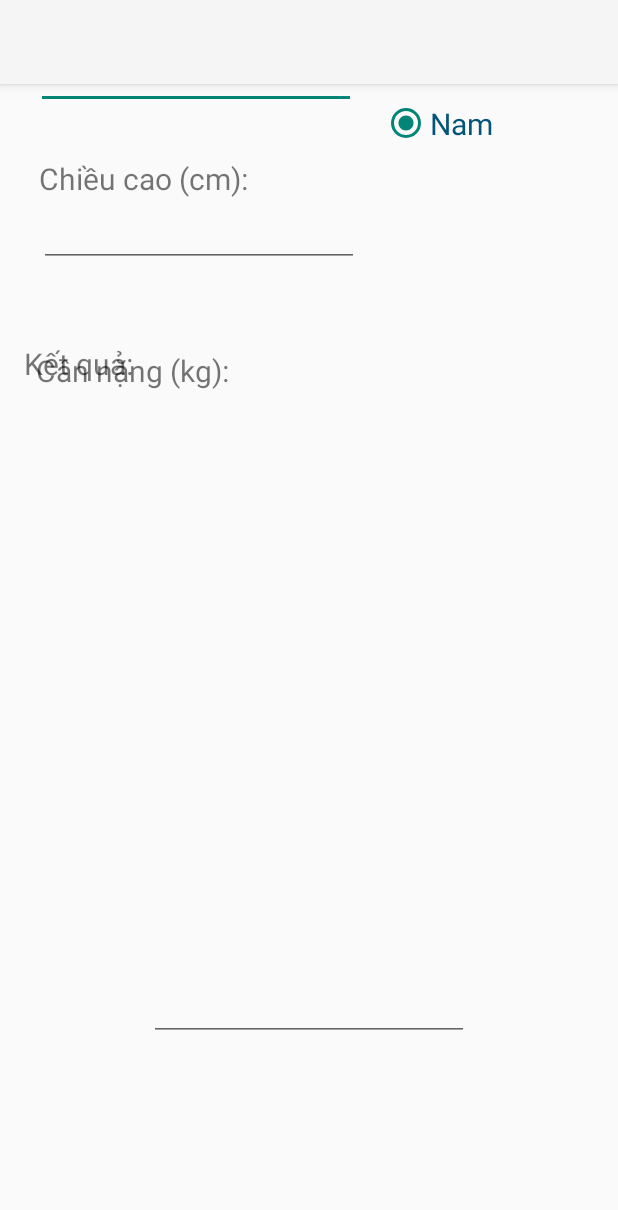
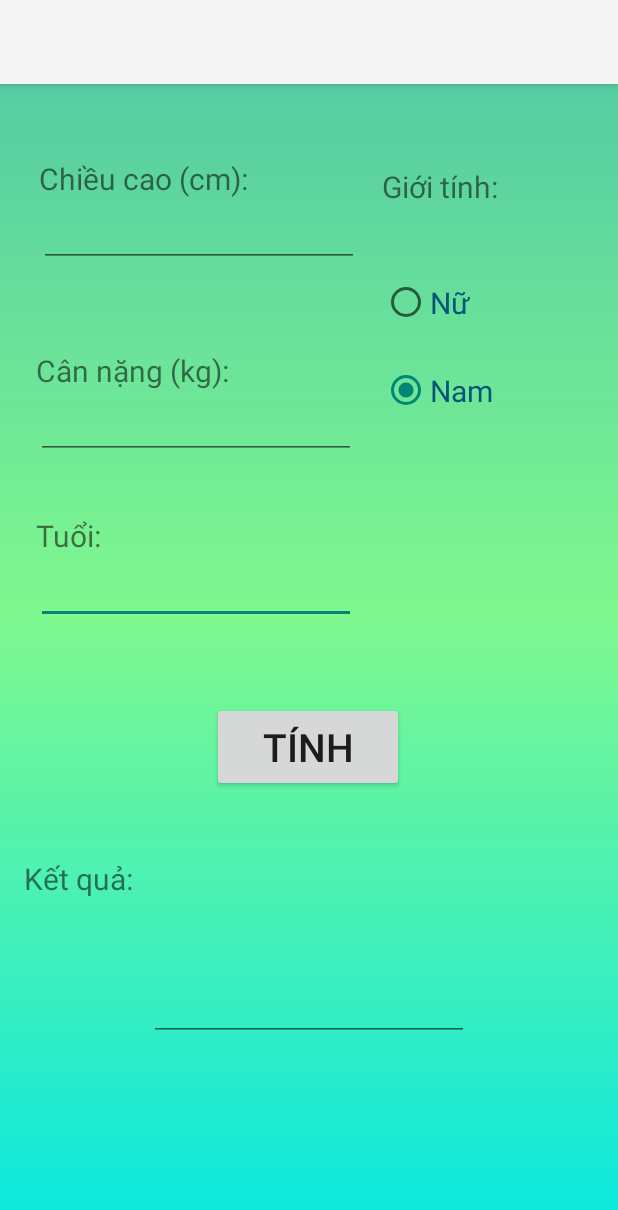
Before and after one commit to hatuhuy1398/63133302-AndroidProgramming, an Android app: the screen it shows after launch (MainActivity), on a phone screen of 412 x 824 dp. Shown: the top 1210 px of the screen. Run offline under Robolectric (Android 15) with nearby library versions, the phone set to English and light mode, and no system bars; 1 statement that could not run was skipped.

Commit message:
fix button and bg activity xml

```diff
--- a/Cau2_AppBMI/app/src/main/res/layout/activity_main.xml
+++ b/Cau2_AppBMI/app/src/main/res/layout/activity_main.xml
@@ -2,9 +2,12 @@
 <androidx.constraintlayout.widget.ConstraintLayout xmlns:android="http://schemas.android.com/apk/res/android"
     xmlns:app="http://schemas.android.com/apk/res-auto"
     xmlns:tools="http://schemas.android.com/tools"
+
+    android:background="@drawable/nen_chuyen_tiep"
     android:layout_width="match_parent"
     android:layout_height="match_parent"
     tools:context=".MainActivity">
+
     <TextView
         android:id="@+id/textView"
         android:layout_width="279dp"
@@ -41,6 +44,7 @@ android:text="Tuổi:"
         android:textSize="20sp"
         app:layout_constraintStart_toStartOf="parent"
         app:layout_constraintTop_toBottomOf="@+id/edtCanNang" />
+
     <TextView
         android:id="@+id/textView3"
         android:layout_width="wrap_content"
@@ -74,7 +78,8 @@ app:layout_constraintTop_toBottomOf="@+id/edtCanNang" />
         android:textSize="20sp"
         app:layout_constraintStart_toStartOf="parent"
         app:layout_constraintTop_toBottomOf="@+id/edtChieuCao" />
-    EditText
+
+    <EditText
         android:id="@+id/edtCanNang"
         android:layout_width="wrap_content"
         android:layout_height="wrap_content"
@@ -142,4 +147,30 @@ app:layout_constraintTop_toBottomOf="@+id/edtCanNang" />
 
     </RadioGroup>
 
+    <TextView
+        android:id="@+id/textView6"
+        android:layout_width="89dp"
+        android:layout_height="36dp"
+        android:layout_marginTop="55dp"
+        android:layout_marginEnd="68dp"
+        android:text="Giới tính:"
+        android:textSize="20sp"
+        app:layout_constraintEnd_toEndOf="parent"
+        app:layout_constraintTop_toBottomOf="@+id/textView" />
+
+    <Button
+        android:id="@+id/btnTinh"
+        android:layout_width="128dp"
+        android:layout_height="60dp"
+        android:layout_marginStart="141dp"
+        android:layout_marginTop="52dp"
+        android:layout_marginEnd="142dp"
+        android:text="Tính"
+        android:textColorHighlight="#FFFFFF"
+        android:textSize="26sp"
+        app:layout_constraintEnd_toEndOf="parent"
+        app:layout_constraintHorizontal_bias="0.0"
+        app:layout_constraintStart_toStartOf="parent"
+        app:layout_constraintTop_toBottomOf="@+id/edtTuoi" />
+
 </androidx.constraintlayout.widget.ConstraintLayout>
```
Lines whose indentation alone changed are shown as unchanged.
